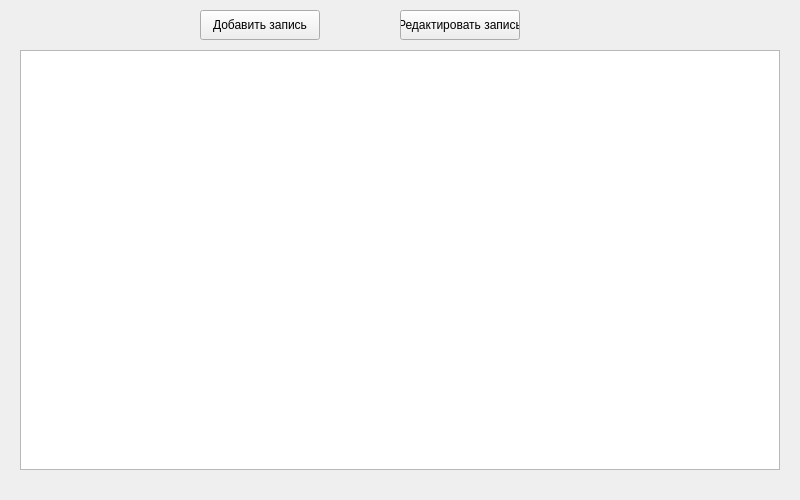
Above: main.ui from globus148/qt before the change. Below: the same form after it.
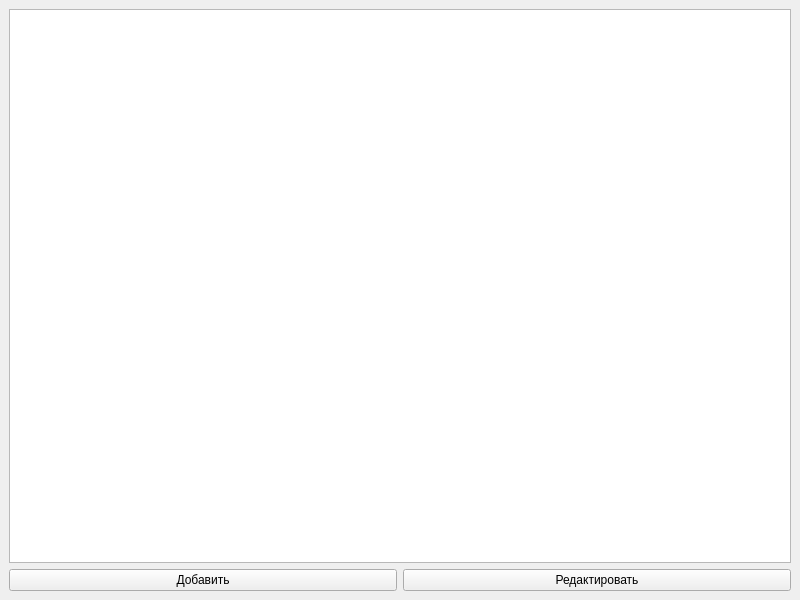
That is the form after the change.

```diff
--- a/main.ui
+++ b/main.ui
@@ -2,20 +2,48 @@
 <ui version="4.0">
  <class>MainWindow</class>
  <widget class="QMainWindow" name="MainWindow">
-  <property name="geometry"><rect><x>0</x><y>0</y><width>800</width><height>500</height></rect></property>
-  <property name="windowTitle"><string>Информация о кофе</string></property>
+  <property name="geometry">
+   <rect>
+    <x>0</x>
+    <y>0</y>
+    <width>800</width>
+    <height>600</height>
+   </rect>
+  </property>
+  <property name="windowTitle">
+   <string>Кофе</string>
+  </property>
   <widget class="QWidget" name="centralwidget">
-   <widget class="QPushButton" name="addButton">
-    <property name="geometry"><rect><x>200</x><y>10</y><width>120</width><height>30</height></rect></property>
-    <property name="text"><string>Добавить запись</string></property>
-   </widget>
-   <widget class="QPushButton" name="editButton">
-    <property name="geometry"><rect><x>400</x><y>10</y><width>120</width><height>30</height></rect></property>
-    <property name="text"><string>Редактировать запись</string></property>
-   </widget>
-   <widget class="QTableWidget" name="tableWidget">
-    <property name="geometry"><rect><x>20</x><y>50</y><width>760</width><height>420</height></rect></property>
-   </widget>
+   <layout class="QVBoxLayout" name="verticalLayout">
+    <item>
+     <widget class="QTableWidget" name="tableWidget">
+      <property name="editTriggers">
+       <set>QAbstractItemView::NoEditTriggers</set>
+      </property>
+      <property name="selectionBehavior">
+       <enum>QAbstractItemView::SelectRows</enum>
+      </property>
+     </widget>
+    </item>
+    <item>
+     <layout class="QHBoxLayout" name="horizontalLayout">
+      <item>
+       <widget class="QPushButton" name="addButton">
+        <property name="text">
+         <string>Добавить</string>
+        </property>
+       </widget>
+      </item>
+      <item>
+       <widget class="QPushButton" name="editButton">
+        <property name="text">
+         <string>Редактировать</string>
+        </property>
+       </widget>
+      </item>
+     </layout>
+    </item>
+   </layout>
   </widget>
  </widget>
 </ui>
```
Left out of the diff: 2 changed lines with no effect on the pictures.
